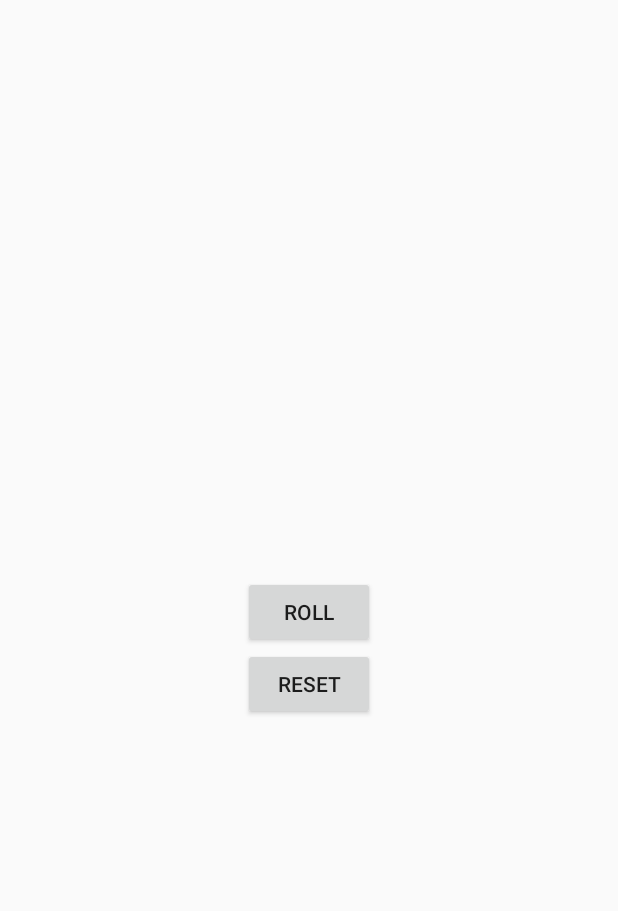
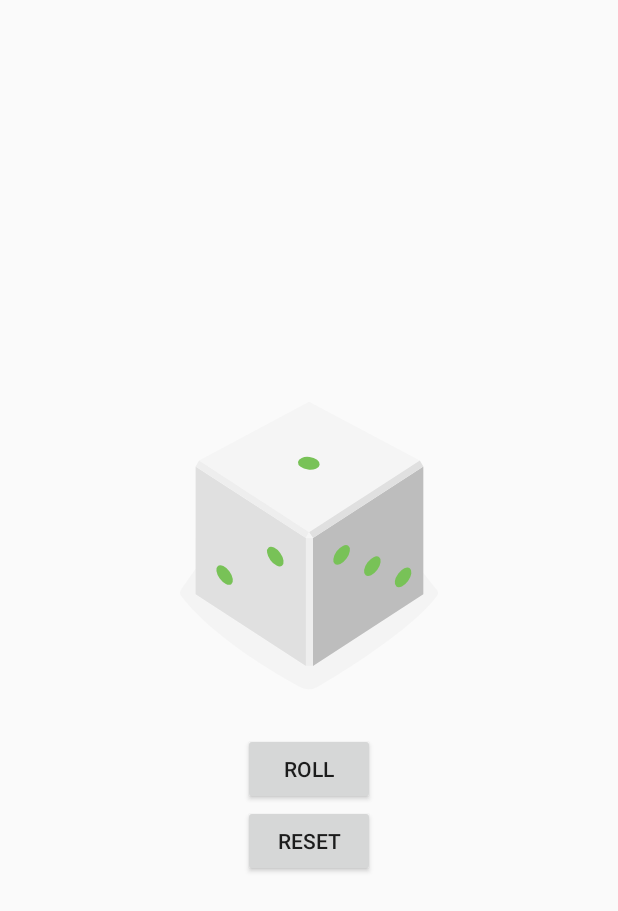
Before and after one commit to codelloyd/akfc-diceroller, an Android app: the layout activity_main.xml on its own in the app's theme, with its tools: preview values and no code run, on a phone screen of 412 x 824 dp. Shown: the top 911 px of the screen. Run offline under Robolectric (Android 15) with nearby library versions, the phone set to English and light mode, and no system bars.

Commit message:
Use image resources and adjust compatibility

```diff
--- a/app/build.gradle
+++ b/app/build.gradle
@@ -13,6 +13,7 @@ android {
         versionCode 1
         versionName "1.0"
         testInstrumentationRunner "androidx.test.runner.AndroidJUnitRunner"
+        vectorDrawables.useSupportLibrary = true
     }
     buildTypes {
         release {
--- /dev/null
+++ b/app/src/main/res/drawable/dice_1.xml
@@ -0,0 +1,66 @@
+<!--
+  ~ Copyright 2018, The Android Open Source Project
+  ~
+  ~ Licensed under the Apache License, Version 2.0 (the "License");
+  ~ you may not use this file except in compliance with the License.
+  ~ You may obtain a copy of the License at
+  ~
+  ~     http://www.apache.org/licenses/LICENSE-2.0
+  ~
+  ~ Unless required by applicable law or agreed to in writing, software
+  ~ distributed under the License is distributed on an "AS IS" BASIS,
+  ~ WITHOUT WARRANTIES OR CONDITIONS OF ANY KIND, either express or implied.
+  ~ See the License for the specific language governing permissions and
+  ~ limitations under the License.
+  -->
+
+<vector xmlns:android="http://schemas.android.com/apk/res/android"
+    android:width="200dp"
+    android:height="250dp"
+    android:viewportWidth="800"
+    android:viewportHeight="1000">
+    <path
+        android:fillAlpha="0.5"
+        android:fillColor="#eee"
+        android:pathData="M740.8,635.42c-68.27,90.47 -249.77,201.76 -316,240.63a50.7,50.7 0,0 1,-49.93 0.81c-64.19,-35 -234.09,-133.88 -315.65,-242a14.69,14.69 0,0 1,-0.12 -17.49c77.58,-106.29 159.67,-258.89 341.06,-258.89 182,0 242.19,139.08 340.27,258.88A14.62,14.62 0,0 1,740.8 635.42Z"
+        android:strokeAlpha="0.5" />
+    <path
+        android:fillColor="#bdbdbd"
+        android:pathData="M704.9,630l-294.29,191.06l0,-340.85l294.29,-191.06l0,340.85z" />
+    <path
+        android:fillColor="#e0e0e0"
+        android:pathData="M97.59,630l294.29,191.06l0,-340.85l-294.29,-191.06l0,340.85z" />
+    <path
+        android:fillColor="#f5f5f5"
+        android:pathData="M400.14,464.73l-293.19,-191.45l293.19,-156.31l295.39,156.31l-295.39,191.45z" />
+    <path
+        android:fillColor="#eee"
+        android:pathData="M106.95,273.28l-9.36,15.87l294.29,191.06l8.26,-15.48l-293.19,-191.45z" />
+    <path
+        android:fillColor="#e0e0e0"
+        android:pathData="M695.53,273.28l9.37,15.87l-294.29,191.06l-10.47,-15.48l295.39,-191.45z" />
+    <path
+        android:fillColor="#eee"
+        android:pathData="M391.88,480.21h18.73v340.85h-18.73z" />
+    <path
+        android:fillColor="#f5f5f5"
+        android:pathData="M400.14,464.73l-8.26,15.48l18.73,0l-10.47,-15.48z" />
+    <path
+        android:fillColor="#78c257"
+        android:pathData="M397.45,297.62a16.9,28.71 97.07,1 0,4.16 -33.54a16.9,28.71 97.07,1 0,-4.16 33.54z" />
+    <path
+        android:fillColor="#78c257"
+        android:pathData="M297.17,539.02a30.12,16.11 53.82,1 0,26.01 -19.02a30.12,16.11 53.82,1 0,-26.01 19.02z" />
+    <path
+        android:fillColor="#78c257"
+        android:pathData="M161.96,588.24a30.12,16.11 53.82,1 0,26.01 -19.02a30.12,16.11 53.82,1 0,-26.01 19.02z" />
+    <path
+        android:fillColor="#78c257"
+        android:pathData="M551.15,579.45a30.12,16.11 126.18,1 0,35.56 -48.62a30.12,16.11 126.18,1 0,-35.56 48.62z" />
+    <path
+        android:fillColor="#78c257"
+        android:pathData="M469.12,549.58a30.12,16.11 126.18,1 0,35.56 -48.62a30.12,16.11 126.18,1 0,-35.56 48.62z" />
+    <path
+        android:fillColor="#78c257"
+        android:pathData="M633.17,609.29a30.12,16.11 126.18,1 0,35.56 -48.62a30.12,16.11 126.18,1 0,-35.56 48.62z" />
+</vector>
--- /dev/null
+++ b/app/src/main/res/drawable/empty_dice.xml
@@ -0,0 +1,27 @@
+<!--
+  ~ Copyright 2018, The Android Open Source Project
+  ~
+  ~ Licensed under the Apache License, Version 2.0 (the "License");
+  ~ you may not use this file except in compliance with the License.
+  ~ You may obtain a copy of the License at
+  ~
+  ~     http://www.apache.org/licenses/LICENSE-2.0
+  ~
+  ~ Unless required by applicable law or agreed to in writing, software
+  ~ distributed under the License is distributed on an "AS IS" BASIS,
+  ~ WITHOUT WARRANTIES OR CONDITIONS OF ANY KIND, either express or implied.
+  ~ See the License for the specific language governing permissions and
+  ~ limitations under the License.
+  -->
+
+<vector xmlns:android="http://schemas.android.com/apk/res/android"
+    android:width="200dp"
+    android:height="250dp"
+    android:viewportWidth="800"
+    android:viewportHeight="1000">
+
+    <path
+        android:fillColor="#00000000"
+        android:pathData="M0,0l0,0z" />
+
+</vector>
--- a/app/src/main/res/layout/activity_main.xml
+++ b/app/src/main/res/layout/activity_main.xml
@@ -2,18 +2,20 @@
 <LinearLayout
     xmlns:android="http://schemas.android.com/apk/res/android"
     xmlns:tools="http://schemas.android.com/tools"
+    xmlns:app="http://schemas.android.com/apk/res-auto"
     android:layout_width="match_parent"
     android:layout_height="wrap_content"
     android:orientation="vertical"
     android:layout_gravity="center_vertical"
     tools:context=".MainActivity">
 
-  <TextView
-      android:id="@+id/result_text"
+  <ImageView
+      android:id="@+id/dice_image"
       android:layout_width="wrap_content"
       android:layout_height="wrap_content"
       android:layout_gravity="center_horizontal"
-      android:textSize="30sp"/>
+      app:srcCompat="@drawable/empty_dice"
+      tools:src="@drawable/dice_1"/>
 
   <Button
       android:id="@+id/roll_button"
```
Also changed, not shown: app/src/main/java/com/codelloyd/akfc/diceroller/MainActivity.kt (+14 -6 lines), app/src/main/res/drawable/dice_2.xml (added, +66 -0 lines), app/src/main/res/drawable/dice_3.xml (added, +66 -0 lines), app/src/main/res/drawable/dice_4.xml (added, +69 -0 lines), app/src/main/res/drawable/dice_5.xml (added, +75 -0 lines), app/src/main/res/drawable/dice_6.xml (added, +81 -0 lines).
